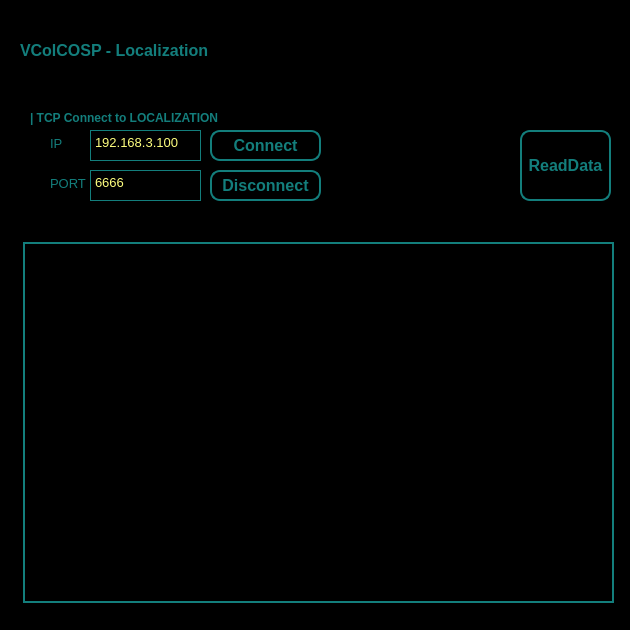
Before: the Qt Designer form viewers/localization.ui in XuelongSun/VColCOSP_GUI, drawn with Qt 5.
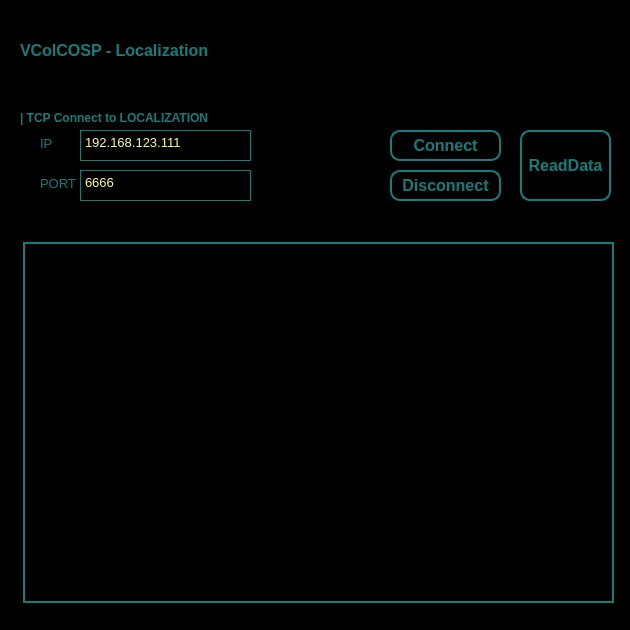
After: the same form once the commit is applied.

The edit to the form file:
```diff
--- a/viewers/localization.ui
+++ b/viewers/localization.ui
@@ -41,7 +41,7 @@
   <widget class="QLabel" name="label_15">
    <property name="geometry">
     <rect>
-     <x>50</x>
+     <x>40</x>
      <y>133</y>
      <width>41</width>
      <height>21</height>
@@ -61,9 +61,9 @@
   <widget class="QTextEdit" name="te_socket_ip">
    <property name="geometry">
     <rect>
-     <x>90</x>
+     <x>80</x>
      <y>130</y>
-     <width>111</width>
+     <width>171</width>
      <height>31</height>
     </rect>
    </property>
@@ -84,13 +84,13 @@
 &lt;html&gt;&lt;head&gt;&lt;meta name=&quot;qrichtext&quot; content=&quot;1&quot; /&gt;&lt;style type=&quot;text/css&quot;&gt;
 p, li { white-space: pre-wrap; }
 &lt;/style&gt;&lt;/head&gt;&lt;body style=&quot; font-family:'SimSun'; font-size:12pt; font-weight:400; font-style:normal;&quot;&gt;
-&lt;p style=&quot; margin-top:0px; margin-bottom:0px; margin-left:0px; margin-right:0px; -qt-block-indent:0; text-indent:0px;&quot;&gt;&lt;span style=&quot; font-size:10pt;&quot;&gt;192.168.3.100&lt;/span&gt;&lt;/p&gt;&lt;/body&gt;&lt;/html&gt;</string>
+&lt;p style=&quot; margin-top:0px; margin-bottom:0px; margin-left:0px; margin-right:0px; -qt-block-indent:0; text-indent:0px;&quot;&gt;&lt;span style=&quot; font-size:10pt;&quot;&gt;192.168.123.111&lt;/span&gt;&lt;/p&gt;&lt;/body&gt;&lt;/html&gt;</string>
    </property>
   </widget>
   <widget class="QLabel" name="label_22">
    <property name="geometry">
     <rect>
-     <x>50</x>
+     <x>40</x>
      <y>173</y>
      <width>41</width>
      <height>21</height>
@@ -110,9 +110,9 @@
   <widget class="QTextEdit" name="te_socket_port">
    <property name="geometry">
     <rect>
-     <x>90</x>
+     <x>80</x>
      <y>170</y>
-     <width>111</width>
+     <width>171</width>
      <height>31</height>
     </rect>
    </property>
@@ -172,7 +172,7 @@
   <widget class="QLabel" name="label_21">
    <property name="geometry">
     <rect>
-     <x>30</x>
+     <x>20</x>
      <y>110</y>
      <width>391</width>
      <height>16</height>
@@ -191,7 +191,7 @@
   <widget class="QPushButton" name="pb_disconnect_to_loc">
    <property name="geometry">
     <rect>
-     <x>210</x>
+     <x>390</x>
      <y>170</y>
      <width>111</width>
      <height>31</height>
@@ -224,7 +224,7 @@
   <widget class="QPushButton" name="pb_connect_to_loc">
    <property name="geometry">
     <rect>
-     <x>210</x>
+     <x>390</x>
      <y>130</y>
      <width>111</width>
      <height>31</height>
```
